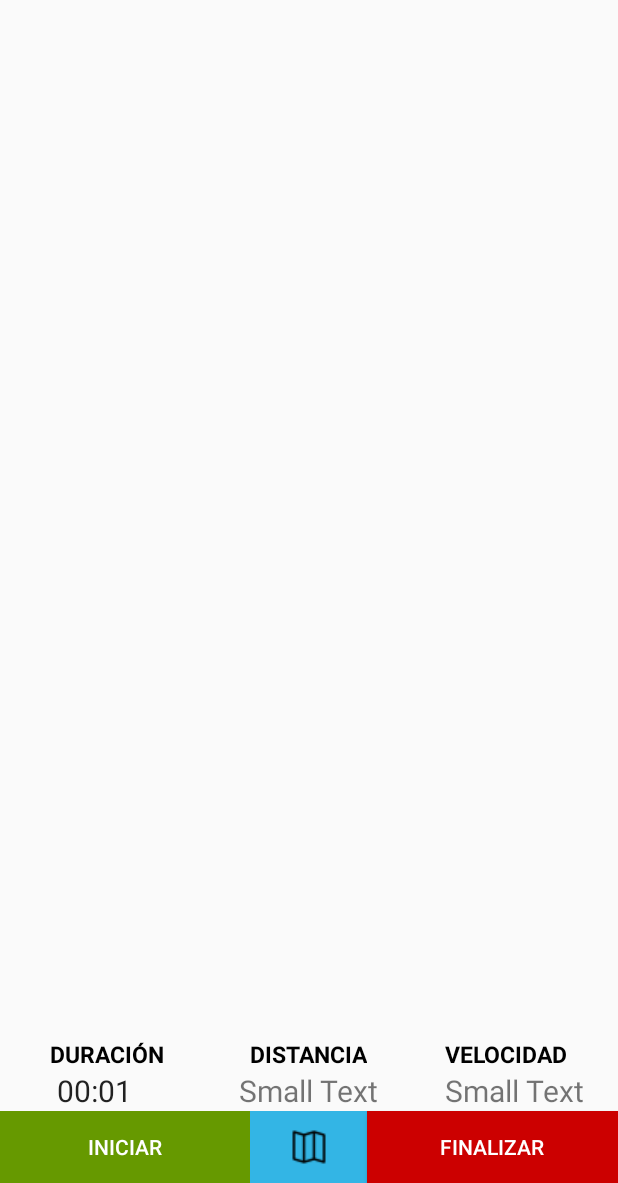
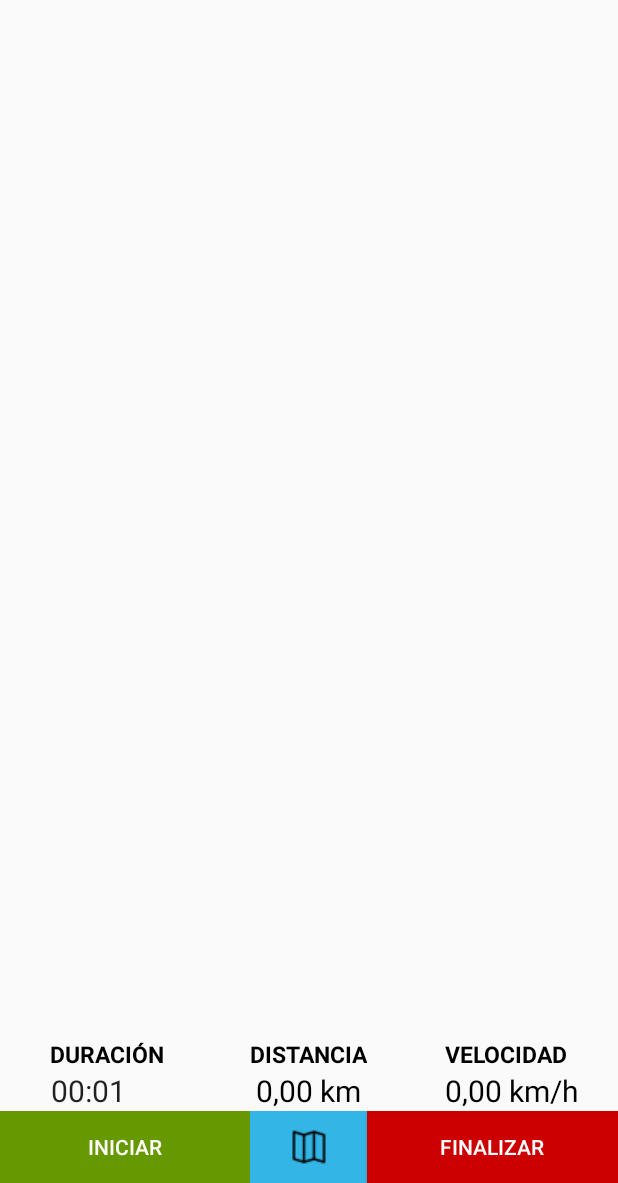
Before and after one commit to LaraFranklin/TrackingApp, an Android app: the MapsActivity screen opened directly, with no data from a screen before it, after a tap on "INICIAR", on a phone screen of 412 x 824 dp, the part 53-1236 px from its top. Run offline under Robolectric (Android 15) with nearby library versions, the phone set to English and light mode, and no system bars; libraries missing offline, so code that uses them is left out: com.google.maps.android; 8 statements that could not run were skipped.

Commit message:
Toast al saltar excepcion por falta de localización

```diff
--- a/myMapa/app/src/main/java/com/rawals/mymapa/MapsActivity.java
+++ b/myMapa/app/src/main/java/com/rawals/mymapa/MapsActivity.java
@@ -93,8 +93,11 @@ public class MapsActivity extends FragmentActivity implements OnMapReadyCallback
         textvel= (TextView) findViewById(R.id.textvel);
         textdis= (TextView) findViewById(R.id.textdis);
 
+        textdis.setText("0,00 km");
+        textvel.setText("0,00 km/h");
+
         cronometro = (Chronometer) findViewById(R.id.cronometro);
-        cronometro.setVisibility(View.INVISIBLE);
+        cronometro.setVisibility(View.VISIBLE);
 
         biniciar.setOnClickListener(this);
         bparar.setOnClickListener(this);
@@ -132,10 +135,11 @@ public class MapsActivity extends FragmentActivity implements OnMapReadyCallback
             public void onLocationChanged(Location location) {
                 if (comenzar == true) {
                     if (map.getMyLocation() == null) {
-                        textvel.setText("-.- km/h");
+                        textvel.setText("-,- km/h");
                     } else {
                         float num = location.getSpeed();
-                        textvel.setText(num * 3.6 + "\n km/h");
+                        textvel.setText(String.format("%,2f", num) + " km/h");
+
                     }
 
                     LatLng latLong = new LatLng(location.getLatitude(),
@@ -208,19 +212,8 @@ public class MapsActivity extends FragmentActivity implements OnMapReadyCallback
                 break;
 
             case R.id.biniciar:
-            iniciar_ruta();
-                biniciar.setEnabled(false);
-                bparar.setEnabled(true);
 
-                cronometro.setVisibility(View.VISIBLE);
-
-                date = (DateFormat.format("dd-MM-yyyy HH:mm:ss", new java.util.Date()).toString());
-                    //Iniciar el cronómetro
-                    cronometro.setBase(SystemClock.elapsedRealtime());
-                    cronometro.start();
-
-
-                    comenzar = true;
+                try {
 
                     location = map.getMyLocation();
 
@@ -230,9 +223,9 @@ public class MapsActivity extends FragmentActivity implements OnMapReadyCallback
                     cad = cad.substring(0, 9);
                     String cad2 = String.valueOf((latLong.longitude));
                     cad2 = cad2.substring(0, 8);
-                String[] latLng = "-34.8799074,174.7565664".split(",");
-                double latitude = Double.parseDouble(latLng[0]);
-                double longitude = Double.parseDouble(latLng[1]);
+                    String[] latLng = "-34.8799074,174.7565664".split(",");
+                    double latitude = Double.parseDouble(latLng[0]);
+                    double longitude = Double.parseDouble(latLng[1]);
 
                     this.map.addMarker(new MarkerOptions().position(latLong)
                             .title("INICIO:")
@@ -243,6 +236,29 @@ public class MapsActivity extends FragmentActivity implements OnMapReadyCallback
                     listString.add(String.valueOf(latLong));
 
                     ruta();
+
+                    iniciar_ruta();
+                    biniciar.setEnabled(false);
+                    bparar.setEnabled(true);
+
+                    //cronometro.setVisibility(View.VISIBLE);
+
+                    date = (DateFormat.format("dd-MM-yyyy HH:mm:ss", new java.util.Date()).toString());
+                    //Iniciar el cronómetro
+                    cronometro.setBase(SystemClock.elapsedRealtime());
+                    cronometro.start();
+
+
+                    comenzar = true;
+
+
+
+                } catch (java.lang.IllegalStateException noloc){
+
+                    Toast.makeText(MapsActivity.this, "Localización no disponible", Toast.LENGTH_LONG).show();
+                }
+
+
 
                 break;
 
@@ -255,7 +271,7 @@ public class MapsActivity extends FragmentActivity implements OnMapReadyCallback
                     .setMessage("¿Seguro que quieres terminar la actividad?")
                     .setPositiveButton("Sí", new DialogInterface.OnClickListener() {
                         public void onClick(DialogInterface arg0, int arg1) {
-                            cronometro.setVisibility(View.INVISIBLE);
+                            //cronometro.setVisibility(View.INVISIBLE);
                             cronometro.stop();
                             long minutos = ((SystemClock.elapsedRealtime()-cronometro.getBase())/1000)/60;
                             long segundos = ((SystemClock.elapsedRealtime()-cronometro.getBase())/1000)%60;
--- a/myMapa/app/src/main/res/layout/activity_maps.xml
+++ b/myMapa/app/src/main/res/layout/activity_maps.xml
@@ -109,7 +109,8 @@
         android:id="@+id/textdis"
         android:textSize="20dp"
         android:layout_alignTop="@+id/cronometro"
-        android:layout_centerHorizontal="true" />
+        android:layout_centerHorizontal="true"
+        android:textColor="#000000" />
 
     <TextView
         android:layout_width="wrap_content"
@@ -122,18 +123,20 @@
         android:layout_alignParentRight="true"
         android:layout_alignParentEnd="true"
         android:layout_alignLeft="@+id/textview2"
-        android:layout_alignStart="@+id/textview2" />
+        android:layout_alignStart="@+id/textview2"
+        android:textColor="#000000" />
 
     <Chronometer
         android:layout_width="wrap_content"
         android:layout_height="wrap_content"
         android:id="@+id/cronometro"
         android:textSize="20dp"
-        android:layout_marginLeft="38dp"
-        android:layout_marginStart="38dp"
+        android:layout_marginLeft="24dp"
+        android:layout_marginStart="24dp"
         android:layout_above="@+id/biniciar"
         android:layout_alignParentLeft="true"
-        android:layout_alignParentStart="true" />
+        android:layout_alignParentStart="true"
+        android:paddingLeft="15px" />
 
 
 </RelativeLayout>
```
Also changed, not shown: 1 other file.
